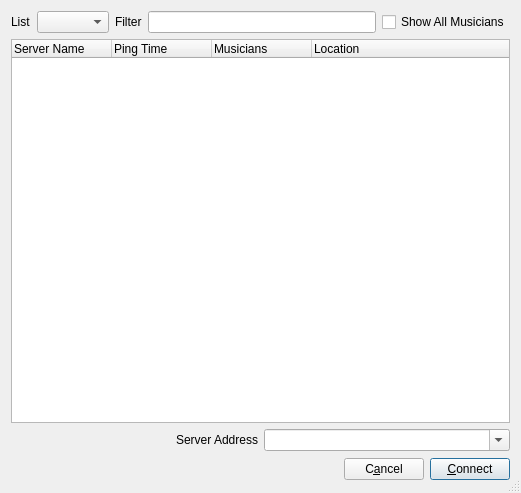
First picture: the form in src/connectdlgbase.ui, repository jamulussoftware/jamulus, before the edit.
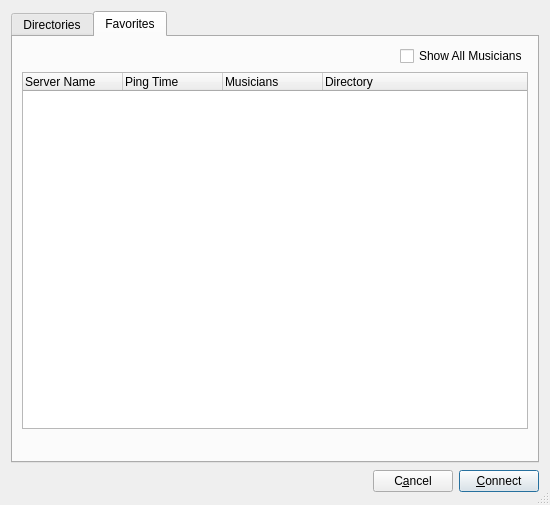
Second picture: the form after the edit. Icons and pictures are not drawn.

Commit message:
Favorites functionality
This implements a Favorite functionality as a tab in the Connect window.
The idea being able to use favorites even when directories are down, the
server names, IP, max users and genre are saved.

```diff
--- a/src/connectdlgbase.ui
+++ b/src/connectdlgbase.ui
@@ -6,8 +6,8 @@
    <rect>
     <x>0</x>
     <y>0</y>
-    <width>521</width>
-    <height>493</height>
+    <width>550</width>
+    <height>505</height>
    </rect>
   </property>
   <property name="windowTitle">
@@ -23,7 +23,17 @@
   <property name="sizeGripEnabled">
    <bool>true</bool>
   </property>
-  <layout class="QVBoxLayout">
+  <layout class="QVBoxLayout" name="verticalLayout_3">
+   <item>
+    <widget class="QTabWidget" name="tabConnect">
+     <property name="currentIndex">
+      <number>1</number>
+     </property>
+     <widget class="QWidget" name="tab">
+      <attribute name="title">
+       <string>Directories</string>
+      </attribute>
+      <layout class="QVBoxLayout" name="verticalLayout">
    <item>
     <layout class="QHBoxLayout" name="horizontalLayout">
      <property name="bottomMargin">
@@ -37,7 +47,14 @@
       </widget>
      </item>
      <item>
-      <widget class="QComboBox" name="cbxCentServAddrType"/>
+          <widget class="QComboBox" name="cbxCentServAddrType">
+           <property name="minimumSize">
+            <size>
+             <width>140</width>
+             <height>0</height>
+            </size>
+           </property>
+          </widget>
      </item>
      <item>
       <widget class="QLabel" name="lblFilter">
@@ -108,6 +125,94 @@
       </widget>
      </item>
     </layout>
+       </item>
+      </layout>
+     </widget>
+     <widget class="QWidget" name="tab_2">
+      <attribute name="title">
+       <string>Favorites</string>
+      </attribute>
+      <layout class="QVBoxLayout" name="verticalLayout_4">
+       <item>
+        <layout class="QVBoxLayout" name="verticalLayout_2">
+         <item>
+          <layout class="QHBoxLayout" name="horizontalLayout_2">
+           <property name="bottomMargin">
+            <number>0</number>
+           </property>
+           <item>
+            <spacer name="horizontalSpacer">
+             <property name="orientation">
+              <enum>Qt::Horizontal</enum>
+             </property>
+             <property name="sizeHint" stdset="0">
+              <size>
+               <width>40</width>
+               <height>20</height>
+              </size>
+             </property>
+            </spacer>
+           </item>
+           <item>
+            <widget class="QCheckBox" name="chbExpandAllFAV">
+             <property name="text">
+              <string>Show All Musicians</string>
+             </property>
+            </widget>
+           </item>
+          </layout>
+         </item>
+         <item>
+          <widget class="QTreeWidget" name="lvwFavorites">
+           <property name="editTriggers">
+            <set>QAbstractItemView::NoEditTriggers</set>
+           </property>
+           <property name="tabKeyNavigation">
+            <bool>true</bool>
+           </property>
+           <column>
+            <property name="text">
+             <string>Server Name</string>
+            </property>
+           </column>
+           <column>
+            <property name="text">
+             <string>Ping Time</string>
+            </property>
+           </column>
+           <column>
+            <property name="text">
+             <string>Musicians</string>
+            </property>
+           </column>
+           <column>
+            <property name="text">
+             <string>Directory</string>
+            </property>
+           </column>
+          </widget>
+         </item>
+         <item>
+          <spacer name="verticalSpacer_2">
+           <property name="orientation">
+            <enum>Qt::Vertical</enum>
+           </property>
+           <property name="sizeType">
+            <enum>QSizePolicy::Fixed</enum>
+           </property>
+           <property name="sizeHint" stdset="0">
+            <size>
+             <width>17</width>
+             <height>23</height>
+            </size>
+           </property>
+          </spacer>
+         </item>
+        </layout>
+       </item>
+      </layout>
+     </widget>
+    </widget>
    </item>
    <item>
     <layout class="QHBoxLayout">
```
Lines whose indentation alone changed are shown as unchanged. The commit also changes 8 other files.
